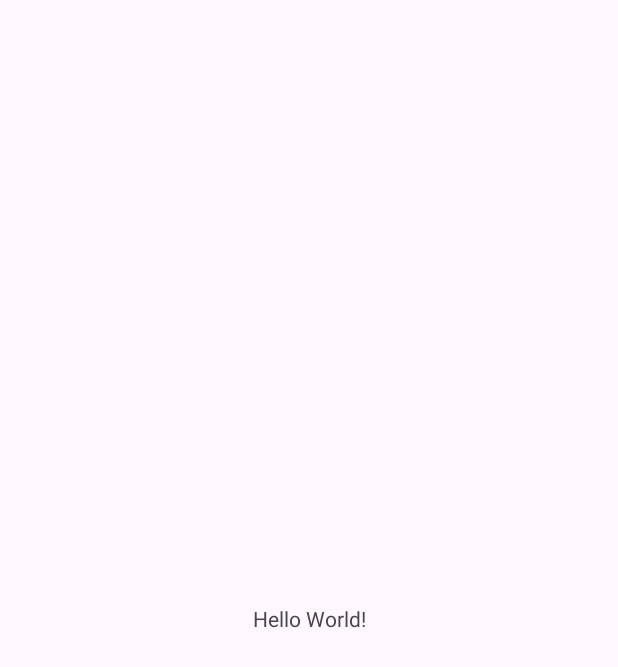
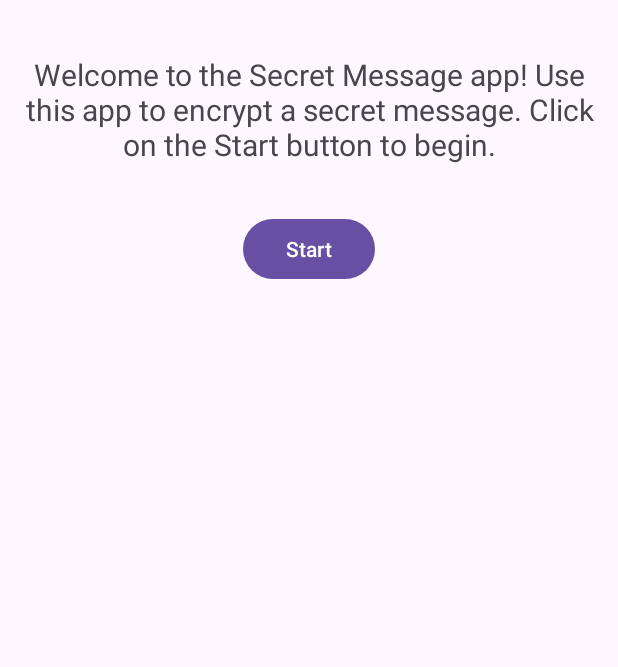
Before and after one commit to madad2/Secret_Massage, an Android app: the screen it shows after launch (MainActivity), on a phone screen of 412 x 824 dp. Before the commit the part shown is almost empty. Shown: the top 667 px of the screen. Run offline under Robolectric (Android 15) with nearby library versions, the phone set to English and light mode, and no system bars.

Commit message:
WelcomeFragment create.

```diff
--- /dev/null
+++ b/app/src/main/java/hfa/madad/secretmassage/WelcomeFragment.kt
@@ -0,0 +1,16 @@
+package hfa.madad.secretmassage
+
+import android.os.Bundle
+import androidx.fragment.app.Fragment
+import android.view.LayoutInflater
+import android.view.View
+import android.view.ViewGroup
+import hfa.madad.secretmassage.R
+
+class WelcomeFragment : Fragment() {
+    override fun onCreateView(inflater: LayoutInflater, container: ViewGroup?,
+                              savedInstanceState: Bundle?): View? {
+// Заполнение макета для этого фрагмента
+        return inflater.inflate(R.layout.fragment_welcome, container, false)
+    }
+}
--- a/app/src/main/res/layout/activity_main.xml
+++ b/app/src/main/res/layout/activity_main.xml
@@ -1,18 +1,9 @@
 <?xml version="1.0" encoding="utf-8"?>
-<androidx.constraintlayout.widget.ConstraintLayout xmlns:android="http://schemas.android.com/apk/res/android"
-    xmlns:app="http://schemas.android.com/apk/res-auto"
+<androidx.fragment.app.FragmentContainerView xmlns:android="http://schemas.android.com/apk/res/android"
     xmlns:tools="http://schemas.android.com/tools"
+    android:id="@+id/fragment_container_view"
+    android:name="hfa.madad.secretmassage.WelcomeFragment"
     android:layout_width="match_parent"
     android:layout_height="match_parent"
-    tools:context=".MainActivity">
-
-    <TextView
-        android:layout_width="wrap_content"
-        android:layout_height="wrap_content"
-        android:text="Hello World!"
-        app:layout_constraintBottom_toBottomOf="parent"
-        app:layout_constraintEnd_toEndOf="parent"
-        app:layout_constraintStart_toStartOf="parent"
-        app:layout_constraintTop_toTopOf="parent" />
-
-</androidx.constraintlayout.widget.ConstraintLayout>
+    android:padding="16dp"
+    tools:context=".MainActivity" />
--- /dev/null
+++ b/app/src/main/res/layout/fragment_welcome.xml
@@ -0,0 +1,24 @@
+<?xml version="1.0" encoding="utf-8"?>
+<LinearLayout xmlns:android="http://schemas.android.com/apk/res/android"
+    xmlns:tools="http://schemas.android.com/tools"
+    android:layout_width="match_parent"
+    android:layout_height="match_parent"
+    android:gravity="center_horizontal"
+    android:orientation="vertical"
+    tools:context=".WelcomeFragment">
+
+    <TextView
+        android:layout_width="match_parent"
+        android:layout_height="wrap_content"
+        android:layout_marginTop="20dp"
+        android:gravity="center"
+        android:text="@string/welcome_text"
+        android:textSize="20sp" />
+
+    <Button
+        android:id="@+id/start"
+        android:layout_width="wrap_content"
+        android:layout_height="wrap_content"
+        android:layout_marginTop="32dp"
+        android:text="@string/start" />
+</LinearLayout>
--- a/app/src/main/res/values/strings.xml
+++ b/app/src/main/res/values/strings.xml
@@ -1,3 +1,11 @@
 <resources>
-    <string name="app_name">Secret Massage</string>
+    <string name="welcome_text">Welcome to the Secret Message app!
+Use this app to encrypt a secret message.
+Click on the Start button to begin.</string>
+    <string name="start">Start</string>
+    <string name="message_hint">Please enter your secret message</string>
+    <string name="next">Next</string>
+    <string name="encrypt_text">Here is your encrypted message:</string>
+    <!-- TODO: Remove or change this placeholder text -->
+    <string name="hello_blank_fragment">Hello blank fragment</string>
 </resources>
```
